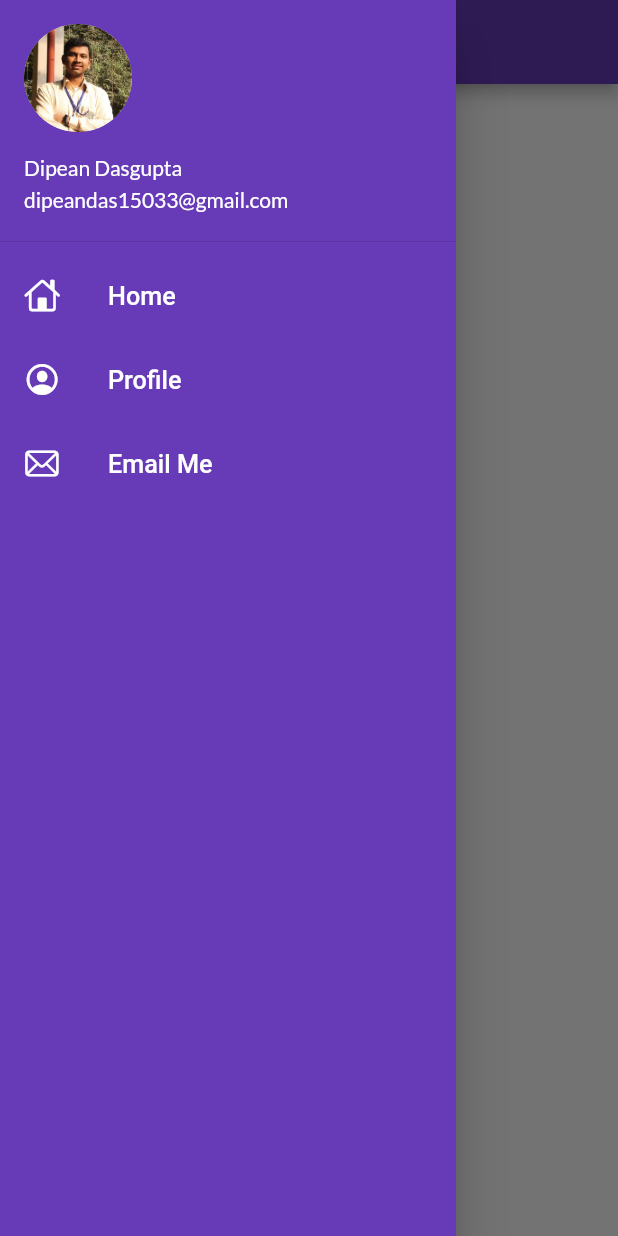
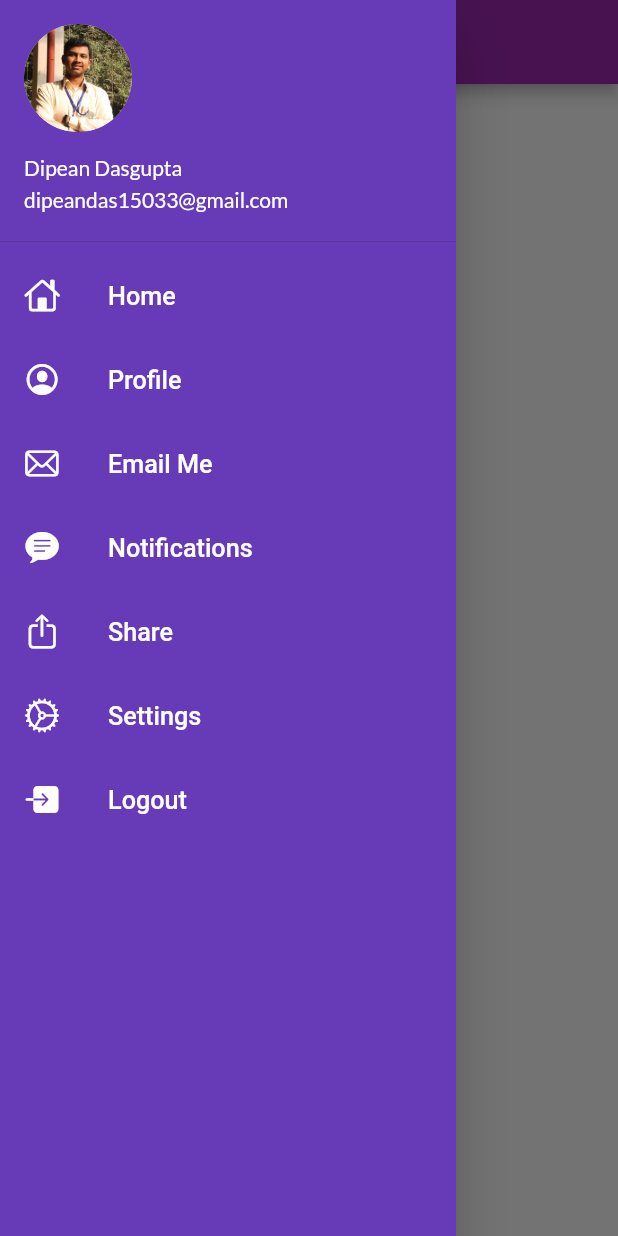
Before and after one commit to DipeanDas/SkiomeModel, a Flutter app: the screen it shows after launch, with the side drawer open, on a phone screen of 412 x 824 dp. Run offline on Flutter 3.47's test engine with Material 2 defaults, Android fonts, the phone set to English and light mode, and no system bars; our stand-ins replace google_fonts.

Commit message:
Day9 completed

```diff
--- a/lib/Pages/home_page.dart
+++ b/lib/Pages/home_page.dart
@@ -10,7 +10,7 @@ class HomePage extends StatelessWidget {
     return Scaffold(
       appBar: AppBar(
         // ignore: prefer_const_constructors
-        title: Text("Skiome"),
+        title: Text("Skiome", style: TextStyle(color: Colors.black)),
       ),
       body: Center(
         // ignore: avoid_unnecessary_containers
--- a/lib/Pages/login_page.dart
+++ b/lib/Pages/login_page.dart
@@ -46,7 +46,7 @@ class _LoginPageState extends State<LoginPage> {
                 height: 20.0,
               ),
               Text(
-                "Welcome $name !",
+                "Welcome $name!",
                 style: TextStyle(
                   fontSize: 26,
                   fontWeight: FontWeight.bold,
--- a/lib/main.dart
+++ b/lib/main.dart
@@ -1,6 +1,8 @@
 import 'package:flutter/material.dart';
 import 'package:flutter_application_prac1/utils/routes.dart';
+import 'package:flutter_application_prac1/widgets/theme.dart';
 
+// ignore: unused_import
 import 'package:google_fonts/google_fonts.dart';
 import 'Pages/home_page.dart';
 import 'Pages/login_page.dart';
@@ -18,9 +20,8 @@ class MyApp extends StatelessWidget {
     // ignore: prefer_const_constructors
     return MaterialApp(
       themeMode: ThemeMode.light,
-      theme: ThemeData(
-          primarySwatch: Colors.deepPurple,
-          primaryTextTheme: GoogleFonts.latoTextTheme()),
+      theme: MyTheme.lightTheme(context),
+      darkTheme: MyTheme.darkTheme(context),
       debugShowCheckedModeBanner: false,
       initialRoute: MyRoutes.homeRoute,
       routes: {
--- a/lib/widgets/drawer.dart
+++ b/lib/widgets/drawer.dart
@@ -8,7 +8,7 @@ class MyDrawer extends StatelessWidget {
   @override
   Widget build(BuildContext context) {
     // ignore: prefer_const_declarations
-    final imageUrl = "assets/images/PC account profile photo.jpg";
+    final image = "assets/images/PC account profile photo.jpg";
     return Drawer(
       child: Container(
         color: Colors.deepPurple,
@@ -33,13 +33,12 @@ class MyDrawer extends StatelessWidget {
                   ),
                 ),
                 currentAccountPicture: CircleAvatar(
-                  backgroundImage: AssetImage(imageUrl),
+                  backgroundImage: AssetImage(image),
                 ),
               ),
             ),
             ListTile(
-              leading: Icon(CupertinoIcons.home,
-              color: Colors.white),
+              leading: Icon(CupertinoIcons.home, color: Colors.white),
               title: Text(
                 "Home",
                 textScaleFactor: 1.2,
@@ -50,8 +49,7 @@ class MyDrawer extends StatelessWidget {
             ),
             ListTile(
               leading:
-                  Icon(CupertinoIcons.profile_circled,
-                  color: Colors.white),
+                  Icon(CupertinoIcons.profile_circled, color: Colors.white),
               title: Text(
                 "Profile",
                 textScaleFactor: 1.2,
@@ -61,10 +59,51 @@ class MyDrawer extends StatelessWidget {
               ),
             ),
             ListTile(
-              leading: Icon(CupertinoIcons.mail,
-              color: Colors.white),
+              leading: Icon(CupertinoIcons.mail, color: Colors.white),
               title: Text(
                 "Email Me",
+                textScaleFactor: 1.2,
+                style: TextStyle(
+                  color: Colors.white,
+                ),
+              ),
+            ),
+            ListTile(
+              leading: Icon(CupertinoIcons.chat_bubble_text_fill,
+                  color: Colors.white),
+              title: Text(
+                "Notifications",
+                textScaleFactor: 1.2,
+                style: TextStyle(
+                  color: Colors.white,
+                ),
+              ),
+            ),
+            ListTile(
+              leading: Icon(CupertinoIcons.share, color: Colors.white),
+              title: Text(
+                "Share",
+                textScaleFactor: 1.2,
+                style: TextStyle(
+                  color: Colors.white,
+                ),
+              ),
+            ),
+            ListTile(
+              leading: Icon(CupertinoIcons.settings, color: Colors.white),
+              title: Text(
+                "Settings",
+                textScaleFactor: 1.2,
+                style: TextStyle(
+                  color: Colors.white,
+                ),
+              ),
+            ),
+            ListTile(
+              leading: Icon(CupertinoIcons.square_arrow_right_fill,
+                  color: Colors.white),
+              title: Text(
+                "Logout",
                 textScaleFactor: 1.2,
                 style: TextStyle(
                   color: Colors.white,
--- /dev/null
+++ b/lib/widgets/theme.dart
@@ -0,0 +1,20 @@
+import 'package:flutter/material.dart';
+import 'package:google_fonts/google_fonts.dart';
+
+class MyTheme {
+  static ThemeData lightTheme(BuildContext context) => ThemeData(
+      primarySwatch: Colors.deepPurple,
+      primaryTextTheme: GoogleFonts.latoTextTheme(),
+      // ignore: prefer_const_constructors
+      appBarTheme: AppBarTheme(
+        color: Colors.purple,
+        // ignore: prefer_const_constructors
+        iconTheme: IconThemeData(color: Colors.black),
+        // ignore: deprecated_member_use
+        textTheme: Theme.of(context).textTheme,
+      ));
+
+  static ThemeData darkTheme(BuildContext context) => ThemeData(
+        brightness: Brightness.dark,
+      );
+}
```
Also changed, not shown: lib/models/features.dart (added, +38 -0 lines), assets/images/3Dobjects_image.jpg (added), assets/images/experiments_image.jpg (added).
